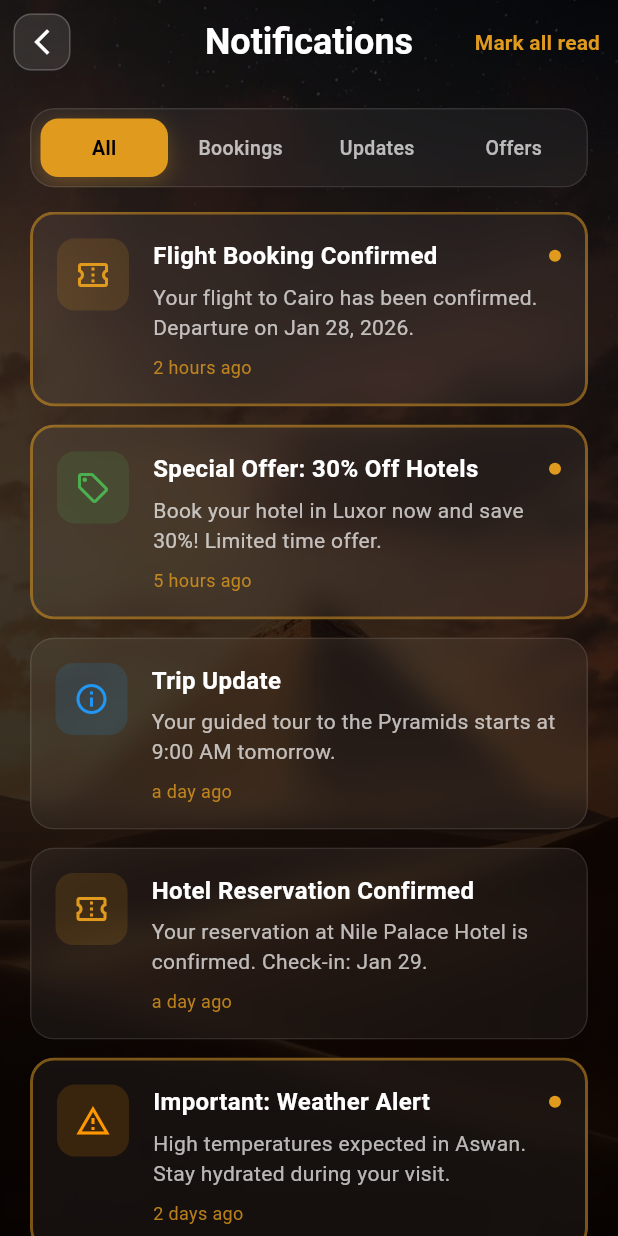
After one commit to egytravel/egytravel_flutter, a Flutter app: the NotificationsScreen screen opened directly, on a phone screen of 412 x 824 dp. The commit adds this screen. Run offline on Flutter 3.47's test engine with Material 3 defaults, Android fonts, the phone set to English and light mode, and no system bars; our stand-ins replace crystal_navigation_bar, dio, get, image_picker, loading_animation_widget, pretty_dio_logger and 4 more; accounts and stored records are empty.

Commit message:
notification

```diff
--- /dev/null
+++ b/lib/feature/notifications/data/notification_model.dart
@@ -0,0 +1,61 @@
+enum NotificationType { booking, update, promotion, alert }
+
+class NotificationModel {
+  final String id;
+  final String title;
+  final String message;
+  final NotificationType type;
+  final DateTime timestamp;
+  final bool isRead;
+
+  NotificationModel({
+    required this.id,
+    required this.title,
+    required this.message,
+    required this.type,
+    required this.timestamp,
+    this.isRead = false,
+  });
+
+  NotificationModel copyWith({
+    String? id,
+    String? title,
+    String? message,
+    NotificationType? type,
+    DateTime? timestamp,
+    bool? isRead,
+  }) {
+    return NotificationModel(
+      id: id ?? this.id,
+      title: title ?? this.title,
+      message: message ?? this.message,
+      type: type ?? this.type,
+      timestamp: timestamp ?? this.timestamp,
+      isRead: isRead ?? this.isRead,
+    );
+  }
+
+  Map<String, dynamic> toJson() {
+    return {
+      'id': id,
+      'title': title,
+      'message': message,
+      'type': type.toString().split('.').last,
+      'timestamp': timestamp.toIso8601String(),
+      'isRead': isRead,
+    };
+  }
+
+  factory NotificationModel.fromJson(Map<String, dynamic> json) {
+    return NotificationModel(
+      id: json['id'],
+      title: json['title'],
+      message: json['message'],
+      type: NotificationType.values.firstWhere(
+        (e) => e.toString().split('.').last == json['type'],
+      ),
+      timestamp: DateTime.parse(json['timestamp']),
+      isRead: json['isRead'] ?? false,
+    );
+  }
+}
--- /dev/null
+++ b/lib/feature/notifications/logic/controller/notifications_controller.dart
@@ -0,0 +1,128 @@
+import 'package:egytravel_app/feature/notifications/data/notification_model.dart';
+import 'package:get/get.dart';
+
+enum NotificationCategory { all, bookings, updates, promotions }
+
+class NotificationsController extends GetxController {
+  final RxList<NotificationModel> _allNotifications = <NotificationModel>[].obs;
+  final Rx<NotificationCategory> _selectedCategory =
+      NotificationCategory.all.obs;
+
+  List<NotificationModel> get notifications {
+    switch (_selectedCategory.value) {
+      case NotificationCategory.bookings:
+        return _allNotifications
+            .where((n) => n.type == NotificationType.booking)
+            .toList();
+      case NotificationCategory.updates:
+        return _allNotifications
+            .where((n) => n.type == NotificationType.update)
+            .toList();
+      case NotificationCategory.promotions:
+        return _allNotifications
+            .where((n) => n.type == NotificationType.promotion)
+            .toList();
+      case NotificationCategory.all:
+        return _allNotifications;
+    }
+  }
+
+  NotificationCategory get selectedCategory => _selectedCategory.value;
+
+  int get unreadCount => _allNotifications.where((n) => !n.isRead).length;
+
+  @override
+  void onInit() {
+    super.onInit();
+    _loadMockNotifications();
+  }
+
+  void _loadMockNotifications() {
+    _allNotifications.value = [
+      NotificationModel(
+        id: '1',
+        title: 'Flight Booking Confirmed',
+        message:
+            'Your flight to Cairo has been confirmed. Departure on Jan 28, 2026.',
+        type: NotificationType.booking,
+        timestamp: DateTime.now().subtract(const Duration(hours: 2)),
+        isRead: false,
+      ),
+      NotificationModel(
+        id: '2',
+        title: 'Special Offer: 30% Off Hotels',
+        message:
+            'Book your hotel in Luxor now and save 30%! Limited time offer.',
+        type: NotificationType.promotion,
+        timestamp: DateTime.now().subtract(const Duration(hours: 5)),
+        isRead: false,
+      ),
+      NotificationModel(
+        id: '3',
+        title: 'Trip Update',
+        message: 'Your guided tour to the Pyramids starts at 9:00 AM tomorrow.',
+        type: NotificationType.update,
+        timestamp: DateTime.now().subtract(const Duration(days: 1)),
+        isRead: true,
+      ),
+      NotificationModel(
+        id: '4',
+        title: 'Hotel Reservation Confirmed',
+        message:
+            'Your reservation at Nile Palace Hotel is confirmed. Check-in: Jan 29.',
+        type: NotificationType.booking,
+        timestamp: DateTime.now().subtract(const Duration(days: 1, hours: 3)),
+        isRead: true,
+      ),
+      NotificationModel(
+        id: '5',
+        title: 'Important: Weather Alert',
+        message:
+            'High temperatures expected in Aswan. Stay hydrated during your visit.',
+        type: NotificationType.alert,
+        timestamp: DateTime.now().subtract(const Duration(days: 2)),
+        isRead: false,
+      ),
+      NotificationModel(
+        id: '6',
+        title: 'New Destinations Available',
+        message: 'Explore our newly added destinations in the Red Sea region!',
+        type: NotificationType.update,
+        timestamp: DateTime.now().subtract(const Duration(days: 3)),
+        isRead: true,
+      ),
+      NotificationModel(
+        id: '7',
+        title: 'Early Bird Discount',
+        message: 'Book your next adventure 30 days in advance and get 20% off!',
+        type: NotificationType.promotion,
+        timestamp: DateTime.now().subtract(const Duration(days: 4)),
+        isRead: true,
+      ),
+    ];
+  }
+
+  void setCategory(NotificationCategory category) {
+    _selectedCategory.value = category;
+  }
+
+  void markAsRead(String notificationId) {
+    final index = _allNotifications.indexWhere((n) => n.id == notificationId);
+    if (index != -1) {
+      _allNotifications[index] = _allNotifications[index].copyWith(
+        isRead: true,
+      );
+      _allNotifications.refresh();
+    }
+  }
+
+  void markAllAsRead() {
+    _allNotifications.value = _allNotifications
+        .map((notification) => notification.copyWith(isRead: true))
+        .toList();
+  }
+
+  void deleteNotification(String notificationId) {
+    _allNotifications.removeWhere((n) => n.id == notificationId);
+  }
+}
--- /dev/null
+++ b/lib/feature/notifications/ui/screen/notifications_screen.dart
@@ -0,0 +1,248 @@
+import 'dart:ui';
+import 'package:egytravel_app/core/theme/app_color.dart';
+import 'package:egytravel_app/feature/notifications/logic/controller/notifications_controller.dart';
+import 'package:egytravel_app/feature/notifications/ui/widgets/notification_card.dart';
+import 'package:flutter/material.dart';
+import 'package:get/get.dart';
+
+class NotificationsScreen extends StatelessWidget {
+  const NotificationsScreen({super.key});
+
+  @override
+  Widget build(BuildContext context) {
+    final controller = Get.put(NotificationsController());
+
+    return Container(
+      decoration: const BoxDecoration(
+        image: DecorationImage(
+          image: AssetImage('assets/image/Splash_Screen.png'),
+          fit: BoxFit.cover,
+        ),
+      ),
+      child: Container(
+        decoration: BoxDecoration(
+          gradient: LinearGradient(
+            begin: Alignment.topCenter,
+            end: Alignment.bottomCenter,
+            colors: [
+              Colors.black.withOpacity(0.6),
+              Colors.black.withOpacity(0.8),
+            ],
+          ),
+        ),
+        child: Scaffold(
+          backgroundColor: Colors.transparent,
+          appBar: AppBar(
+            forceMaterialTransparency: true,
+            centerTitle: true,
+            leading: IconButton(
+              onPressed: () => Get.back(),
+              icon: Container(
+                padding: const EdgeInsets.all(8),
+                decoration: BoxDecoration(
+                  color: Colors.white.withOpacity(0.1),
+                  borderRadius: BorderRadius.circular(12),
+                  border: Border.all(color: Colors.white.withOpacity(0.2)),
+                ),
+                child: const Icon(
+                  Icons.arrow_back_ios_new,
+                  color: Colors.white,
+                  size: 20,
+                ),
+              ),
+            ),
+            title: const Text(
+              'Notifications',
+              style: TextStyle(
+                fontWeight: FontWeight.bold,
+                color: Colors.white,
+                fontSize: 24,
+              ),
+            ),
+            actions: [
+              Obx(() {
+                final hasUnread = controller.unreadCount > 0;
+                return TextButton(
+                  onPressed: hasUnread ? controller.markAllAsRead : null,
+                  child: Text(
+                    'Mark all read',
+                    style: TextStyle(
+                      color: hasUnread
+                          ? AppColor.primaryColor
+                          : Colors.white.withOpacity(0.3),
+                      fontSize: 14,
+                      fontWeight: FontWeight.w600,
+                    ),
+                  ),
+                );
+              }),
+            ],
+            backgroundColor: Colors.transparent,
+            elevation: 0,
+          ),
+          body: Column(
+            children: [
+              // Category Filter
+              Padding(
+                padding: const EdgeInsets.symmetric(
+                  horizontal: 20,
+                  vertical: 16,
+                ),
+                child: Obx(
+                  () => ClipRRect(
+                    borderRadius: BorderRadius.circular(16),
+                    child: BackdropFilter(
+                      filter: ImageFilter.blur(sigmaX: 10, sigmaY: 10),
+                      child: Container(
+                        padding: const EdgeInsets.all(6),
+                        decoration: BoxDecoration(
+                          color: Colors.white.withOpacity(0.05),
+                          borderRadius: BorderRadius.circular(16),
+                          border: Border.all(
+                            color: Colors.white.withOpacity(0.1),
+                          ),
+                        ),
+                        child: Row(
+                          children: [
+                            _buildCategoryButton(
+                              controller,
+                              NotificationCategory.all,
+                              'All',
+                            ),
+                            const SizedBox(width: 6),
+                            _buildCategoryButton(
+                              controller,
+                              NotificationCategory.bookings,
+                              'Bookings',
+                            ),
+                            const SizedBox(width: 6),
+                            _buildCategoryButton(
+                              controller,
+                              NotificationCategory.updates,
+                              'Updates',
+                            ),
+                            const SizedBox(width: 6),
+                            _buildCategoryButton(
+                              controller,
+                              NotificationCategory.promotions,
+                              'Offers',
+                            ),
+                          ],
+                        ),
+                      ),
+                    ),
+                  ),
+                ),
+              ),
+
+              // Notifications List
+              Expanded(
+                child: Obx(() {
+                  final notifications = controller.notifications;
+
+                  if (notifications.isEmpty) {
+                    return _buildEmptyState();
+                  }
+
+                  return ListView.builder(
+                    padding: const EdgeInsets.symmetric(horizontal: 20),
+                    itemCount: notifications.length,
+                    itemBuilder: (context, index) {
+                      return NotificationCard(
+                        notification: notifications[index],
+                      );
+                    },
+                  );
+                }),
+              ),
+            ],
+          ),
+        ),
+      ),
+    );
+  }
+
+  Widget _buildCategoryButton(
+    NotificationsController controller,
+    NotificationCategory category,
+    String label,
+  ) {
+    final isSelected = controller.selectedCategory == category;
+
+    return Expanded(
+      child: GestureDetector(
+        onTap: () => controller.setCategory(category),
+        child: AnimatedContainer(
+          duration: const Duration(milliseconds: 300),
+          curve: Curves.easeInOut,
+          padding: const EdgeInsets.symmetric(vertical: 10),
+          decoration: BoxDecoration(
+            color: isSelected ? AppColor.primaryColor : Colors.transparent,
+            borderRadius: BorderRadius.circular(12),
+            boxShadow: isSelected
+                ? [
+                    BoxShadow(
+                      color: AppColor.primaryColor.withOpacity(0.3),
+                      blurRadius: 12,
+                      offset: const Offset(0, 4),
+                    ),
+                  ]
+                : null,
+          ),
+          child: Text(
+            label,
+            textAlign: TextAlign.center,
+            style: TextStyle(
+              fontSize: 13,
+              fontWeight: isSelected ? FontWeight.bold : FontWeight.w500,
+              color: isSelected ? Colors.black : Colors.white70,
+            ),
+          ),
+        ),
+      ),
+    );
+  }
+
+  Widget _buildEmptyState() {
+    return Center(
+      child: Column(
+        mainAxisAlignment: MainAxisAlignment.center,
+        children: [
+          Container(
+            padding: const EdgeInsets.all(32),
+            decoration: BoxDecoration(
+              color: Colors.white.withOpacity(0.05),
+              shape: BoxShape.circle,
+              border: Border.all(
+                color: Colors.white.withOpacity(0.1),
+                width: 2,
+              ),
+            ),
+            child: Icon(
+              Icons.notifications_off_outlined,
+              size: 64,
+              color: Colors.white.withOpacity(0.3),
+            ),
+          ),
+          const SizedBox(height: 24),
+          Text(
+            'No notifications',
+            style: TextStyle(
+              fontSize: 20,
+              fontWeight: FontWeight.bold,
+              color: Colors.white.withOpacity(0.7),
+            ),
+          ),
+          const SizedBox(height: 8),
+          Text(
+            'You\'re all caught up!',
+            style: TextStyle(
+              fontSize: 14,
+              color: Colors.white.withOpacity(0.5),
+            ),
+          ),
+        ],
+      ),
+    );
+  }
+}
--- /dev/null
+++ b/lib/feature/notifications/ui/widgets/notification_card.dart
@@ -0,0 +1,185 @@
+import 'dart:ui';
+import 'package:egytravel_app/core/theme/app_color.dart';
+import 'package:egytravel_app/feature/notifications/data/notification_model.dart';
+import 'package:egytravel_app/feature/notifications/logic/controller/notifications_controller.dart';
+import 'package:flutter/material.dart';
+import 'package:get/get.dart';
+import 'package:timeago/timeago.dart' as timeago;
+
+class NotificationCard extends StatelessWidget {
+  final NotificationModel notification;
+
+  const NotificationCard({super.key, required this.notification});
+
+  @override
+  Widget build(BuildContext context) {
+    final controller = Get.find<NotificationsController>();
+
+    return Dismissible(
+      key: Key(notification.id),
+      direction: DismissDirection.endToStart,
+      onDismissed: (direction) {
+        controller.deleteNotification(notification.id);
+        Get.snackbar(
+          'Deleted',
+          'Notification removed',
+          snackPosition: SnackPosition.BOTTOM,
+          backgroundColor: Colors.black87,
+          colorText: Colors.white,
+          duration: const Duration(seconds: 2),
+          margin: const EdgeInsets.all(16),
+        );
+      },
+      background: Container(
+        alignment: Alignment.centerRight,
+        padding: const EdgeInsets.only(right: 20),
+        decoration: BoxDecoration(
+          gradient: LinearGradient(
+            colors: [Colors.transparent, Colors.red.withOpacity(0.7)],
+          ),
+          borderRadius: BorderRadius.circular(16),
+        ),
+        child: const Icon(Icons.delete_outline, color: Colors.white, size: 28),
+      ),
+      child: GestureDetector(
+        onTap: () {
+          if (!notification.isRead) {
+            controller.markAsRead(notification.id);
+          }
+        },
+        child: Container(
+          margin: const EdgeInsets.only(bottom: 12),
+          child: ClipRRect(
+            borderRadius: BorderRadius.circular(16),
+            child: BackdropFilter(
+              filter: ImageFilter.blur(sigmaX: 10, sigmaY: 10),
+              child: Container(
+                padding: const EdgeInsets.all(16),
+                decoration: BoxDecoration(
+                  color: Colors.white.withOpacity(0.05),
+                  borderRadius: BorderRadius.circular(16),
+                  border: Border.all(
+                    color: notification.isRead
+                        ? Colors.white.withOpacity(0.1)
+                        : AppColor.primaryColor.withOpacity(0.5),
+                    width: notification.isRead ? 1 : 2,
+                  ),
+                ),
+                child: Row(
+                  crossAxisAlignment: CrossAxisAlignment.start,
+                  children: [
+                    // Icon
+                    Container(
+                      padding: const EdgeInsets.all(12),
+                      decoration: BoxDecoration(
+                        color: _getIconBackgroundColor(),
+                        borderRadius: BorderRadius.circular(12),
+                      ),
+                      child: Icon(
+                        _getIconData(),
+                        color: _getIconColor(),
+                        size: 24,
+                      ),
+                    ),
+                    const SizedBox(width: 16),
+                    // Content
+                    Expanded(
+                      child: Column(
+                        crossAxisAlignment: CrossAxisAlignment.start,
+                        children: [
+                          Row(
+                            children: [
+                              Expanded(
+                                child: Text(
+                                  notification.title,
+                                  style: TextStyle(
+                                    fontSize: 16,
+                                    fontWeight: notification.isRead
+                                        ? FontWeight.w600
+                                        : FontWeight.bold,
+                                    color: Colors.white,
+                                  ),
+                                ),
+                              ),
+                              if (!notification.isRead)
+                                Container(
+                                  width: 8,
+                                  height: 8,
+                                  decoration: const BoxDecoration(
+                                    color: AppColor.primaryColor,
+                                    shape: BoxShape.circle,
+                                  ),
+                                ),
+                            ],
+                          ),
+                          const SizedBox(height: 6),
+                          Text(
+                            notification.message,
+                            style: TextStyle(
+                              fontSize: 14,
+                              color: Colors.white.withOpacity(0.7),
+                              height: 1.4,
+                            ),
+                            maxLines: 2,
+                            overflow: TextOverflow.ellipsis,
+                          ),
+                          const SizedBox(height: 8),
+                          Text(
+                            timeago.format(notification.timestamp),
+                            style: TextStyle(
+                              fontSize: 12,
+                              color: AppColor.primaryColor.withOpacity(0.8),
+                            ),
+                          ),
+                        ],
+                      ),
+                    ),
+                  ],
+                ),
+              ),
+            ),
+          ),
+        ),
+      ),
+    );
+  }
+
+  IconData _getIconData() {
+    switch (notification.type) {
+      case NotificationType.booking:
+        return Icons.confirmation_number_outlined;
+      case NotificationType.update:
+        return Icons.info_outline;
+      case NotificationType.promotion:
+        return Icons.local_offer_outlined;
+      case NotificationType.alert:
+        return Icons.warning_amber_outlined;
+    }
+  }
+
+  Color _getIconColor() {
+    switch (notification.type) {
+      case NotificationType.booking:
+        return AppColor.primaryColor;
+      case NotificationType.update:
+        return Colors.blue;
+      case NotificationType.promotion:
+        return Colors.green;
+      case NotificationType.alert:
+        return Colors.orange;
+    }
+  }
+
+  Color _getIconBackgroundColor() {
+    switch (notification.type) {
+      case NotificationType.booking:
+        return AppColor.primaryColor.withOpacity(0.15);
+      case NotificationType.update:
+        return Colors.blue.withOpacity(0.15);
+      case NotificationType.promotion:
+        return Colors.green.withOpacity(0.15);
+      case NotificationType.alert:
+        return Colors.orange.withOpacity(0.15);
+    }
+  }
+}
--- a/pubspec.yaml
+++ b/pubspec.yaml
@@ -28,6 +28,7 @@ dependencies:
   crystal_navigation_bar: ^1.0.4
   iconly: ^1.0.1
   intl: ^0.19.0
+  timeago: ^3.7.0
 
 
 dev_dependencies:
```
Also changed, not shown: lib/feature/home/ui/widgets/home_app_bar.dart (+53 -6 lines), pubspec.lock.
